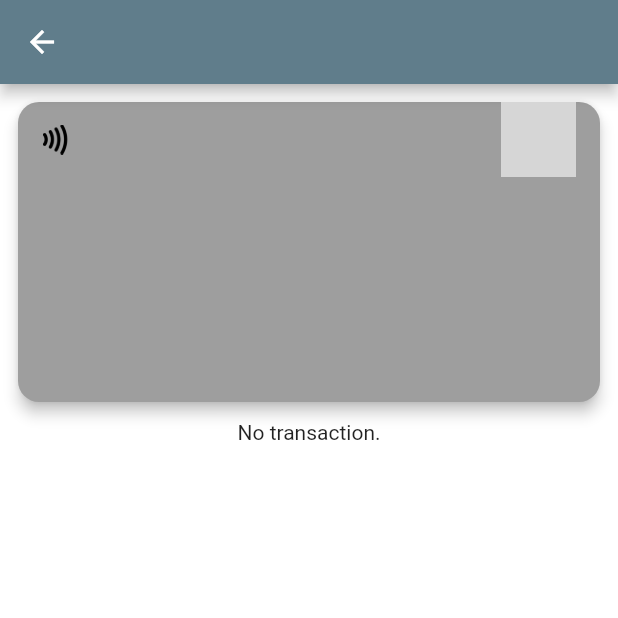
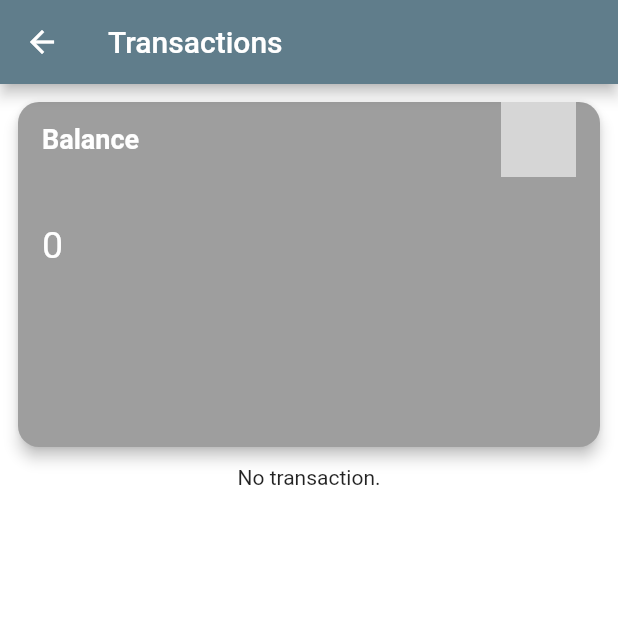
Before and after one commit to creammtk/flutter_mobile_app, a Flutter app: the TransactionFullPage screen opened directly with empty values, on a phone screen of 412 x 824 dp, the top half of it. Run offline on Flutter 3.47's test engine with Material 2 defaults, Android fonts, the phone set to English and light mode, and no system bars; our stand-ins replace cloud_firestore, firebase_auth, firebase_core, flutter_rating_bar; missing offline and left inert: dart:ffi; accounts and stored records are empty; Roboto replaces fonts that are missing (CourrierPrime); project files that could hold a hidden picture were left out; grey boxes are pictures that could not be loaded.

Commit message:
almost finish but providerTT

```diff
--- a/montakarn_final_app/lib/main.dart
+++ b/montakarn_final_app/lib/main.dart
@@ -82,7 +82,7 @@ class _MyHomePageState extends State<MyHomePage> {
               child: TabBarView(
                 children: [
                   DisplayScreen(),
-                  DisplayScreen(),
+                  Center(child: Text('Activity')),
                 ],
               )
             )
--- a/montakarn_final_app/lib/transaction.dart
+++ b/montakarn_final_app/lib/transaction.dart
@@ -4,13 +4,18 @@ import 'package:cloud_firestore/cloud_firestore.dart';
 import 'package:final_app/add_new_card.dart';
 import 'package:firebase_core/firebase_core.dart';
 import 'package:flutter/material.dart';
-
+import 'package:provider/provider.dart';
 
 class TransactionFullPage extends StatelessWidget {
-
-  const TransactionFullPage({super.key, required this.cardNumber, required this.cardExpiration, required this.color});
+  const TransactionFullPage(
+      {super.key,
+      required this.cardNumber,
+      required this.cardExpiration,
+      required this.cardCVV,
+      required this.color});
 
   final String cardNumber;
+  final String cardCVV;
   final String cardExpiration;
   final Color color;
   @override
@@ -18,18 +23,24 @@ class TransactionFullPage extends StatelessWidget {
     return Scaffold(
       backgroundColor: Colors.white,
       appBar: AppBar(
-
+        title: Text('Transactions'),
       ),
-      body: TransactionList(cardNumber: cardNumber, cardExpiration: cardExpiration, color: color),
+      body: TransactionList(
+          cardNumber: cardNumber, cardExpiration: cardExpiration, color: color, cardCVV: cardCVV),
     );
   }
 }
+
 class TransactionList extends StatefulWidget {
-
-
-  const TransactionList({super.key, required this.cardNumber, required this.cardExpiration, required this.color});
+  const TransactionList(
+      {super.key,
+      required this.cardNumber,
+      required this.cardExpiration,
+      required this.cardCVV,
+      required this.color});
 
   final String cardNumber;
+  final String cardCVV;
   final String cardExpiration;
   final Color color;
 
@@ -38,9 +49,6 @@ class TransactionList extends StatefulWidget {
 }
 
 class _TransactionState extends State<TransactionList> {
-
-
-
   @override
   Widget build(BuildContext context) {
     return StreamBuilder(
@@ -51,11 +59,55 @@ class _TransactionState extends State<TransactionList> {
         builder: (context, AsyncSnapshot<QuerySnapshot> snapshot) {
           if (!snapshot.hasData) {
             return Center(
-              child: CircularProgressIndicator(),);
+              child: CircularProgressIndicator(),
+            );
           }
-          if (snapshot.data!.docs.toList().isEmpty)
-          {
-            return
+          if (snapshot.data!.docs.toList().isEmpty) {
+            return Column(
+              crossAxisAlignment: CrossAxisAlignment.start,
+              children: [
+                Padding(
+                  padding: const EdgeInsets.all(8.0),
+                  child: _buildCreditCard(
+                    color: widget.color,
+                    cardExpiration: widget.cardExpiration,
+                    cardNumber: widget.cardNumber,
+                    cardCVV: widget.cardCVV,
+                    totalAmount: 0,
+                  ),
+                ),
+                Center(child: Text('No transaction.'))
+              ],
+            );
+          }
+          final amountList = snapshot.data!.docs.toList().map((element) => element['Amount']);
+          final totalAmount = amountList.reduce((value, element) => value + element) as int;
+
+          return ListView(
+            children: [
+              Row(
+                crossAxisAlignment: CrossAxisAlignment.start,
+                mainAxisAlignment: MainAxisAlignment.spaceBetween,
+                children: [
+                  _buildTitleSection(
+                      title: 'Hello Cream', subtitle: 'Welcome back...'),
+                  Padding(
+                    padding: const EdgeInsets.only(
+                        right: 20.0, top: 16.0, bottom: 20.0),
+                    child: FloatingActionButton.small(
+                      child: const Icon(Icons.add),
+                      backgroundColor: Colors.blueGrey,
+                      onPressed: () {
+                        Navigator.push(
+                          context,
+                          MaterialPageRoute(
+                              builder: (context) => AddNewCardState()),
+                        );
+                      },
+                    ),
+                  ),
+                ],
+              ),
               Column(
                 crossAxisAlignment: CrossAxisAlignment.start,
                 children: [
@@ -65,35 +117,16 @@ class _TransactionState extends State<TransactionList> {
                         color: widget.color,
                         cardExpiration: widget.cardExpiration,
                         cardNumber: widget.cardNumber,
+                        cardCVV: widget.cardCVV,
+                        totalAmount: totalAmount,
                         ),
                   ),
-                  Center(
-              child: Text(
-                'No transaction.'
-              )
-                  )
-                ],
-              );
-          }
-          return ListView(
-            children: [
-              Column(
-                crossAxisAlignment: CrossAxisAlignment.start,
-                children: [
-                  Padding(
-                    padding: const EdgeInsets.all(8.0),
-                    child: _buildCreditCard(
-                      color: widget.color,
-                      cardExpiration: widget.cardExpiration,
-                      cardNumber: widget.cardNumber,
-                    ),
-                  ),
-
                 ],
               ),
               const Padding(
-                padding: EdgeInsets.all(8.0),
-                child: Text('Recent Transactions',
+                padding: EdgeInsets.only(left: 16.0, bottom: 20.0, top: 20.0),
+                child: Text(
+                  'Recent Transactions',
                   style: TextStyle(fontSize: 20.0, fontWeight: FontWeight.bold),
                 ),
               ),
@@ -106,28 +139,25 @@ class _TransactionState extends State<TransactionList> {
               }).toList()
             ],
           );
-        }
-    );
+        });
   }
 }
 
- Widget _buildTransactionCard(
-      {
+Widget _buildTransactionCard({
   required String Type,
   required String TransactionId,
   required int Amount,
-      })
-
-      {
+}) {
   var bgColorSets = {
-      'Shopping': Color.fromARGB(255, 101, 205, 94),
+    'Shopping': Color.fromARGB(255, 164, 97, 172),
     'Netflix': Color.fromARGB(255, 206, 94, 94),
     'Salary': Color.fromARGB(255, 88, 199, 198),
+    'Lineman': Color.fromARGB(255, 86, 205, 77),
+    'Prize': Color.fromARGB(255, 202, 190, 62),
   };
   return Card(
       color: bgColorSets[Type],
-        shape:
-            RoundedRectangleBorder(borderRadius: BorderRadius.circular(50.0)),
+      shape: RoundedRectangleBorder(borderRadius: BorderRadius.circular(50.0)),
       child: Container(
         height: 120,
         width: 400,
@@ -143,10 +173,7 @@ class _TransactionState extends State<TransactionList> {
                 Center(
                   child: Padding(
                     padding: const EdgeInsets.only(left: 5, right: 35),
-                      child: Icon(
-                        size: 40,
-                        Icons.wallet
-                        ),
+                    child: Icon(size: 40, Icons.wallet),
                   ),
                 ),
                 Padding(
@@ -155,14 +182,12 @@ class _TransactionState extends State<TransactionList> {
                     crossAxisAlignment: CrossAxisAlignment.start,
                     mainAxisAlignment: MainAxisAlignment.spaceBetween,
                     children: [
-                        Text(
-                          Type,
+                      Text(Type,
                           style: TextStyle(
                               color: Colors.black87,
                               fontSize: 18,
                               fontWeight: FontWeight.bold)),
-                        Text(
-                          TransactionId,
+                      Text(TransactionId,
                           style: TextStyle(
                               color: Colors.black45,
                               fontSize: 10,
@@ -175,7 +200,9 @@ class _TransactionState extends State<TransactionList> {
                   crossAxisAlignment: CrossAxisAlignment.start,
                   children: [
                     Text(
-                        Amount < 0? "-\$"+(-Amount).toString(): "\$"+Amount.toString(),
+                        Amount < 0
+                            ? "-\$" + (-Amount).toString()
+                            : "\$" + Amount.toString(),
                         style: TextStyle(
                             color: Colors.black,
                             fontSize: 20,
@@ -189,16 +216,21 @@ class _TransactionState extends State<TransactionList> {
       ));
 }
 
+
 Widget _buildCreditCard(
     {required Color color,
     required String cardNumber,
-      required String cardExpiration}) {
+    required String cardExpiration,
+    required String cardCVV,
+    required int totalAmount,
+    }
+    ) {
   return Card(
     elevation: 4.0,
     color: color,
     shape: RoundedRectangleBorder(borderRadius: BorderRadius.circular(14.0)),
     child: Container(
-        height: 200,
+      height: 230,
       padding: const EdgeInsets.only(left: 16.0, right: 16.0, bottom: 22.0),
       child: Column(
         crossAxisAlignment: CrossAxisAlignment.start,
@@ -208,19 +240,29 @@ class _TransactionState extends State<TransactionList> {
           Padding(
             padding: const EdgeInsets.only(top: 16.0),
             child: Text(
+              totalAmount.toString(),
+              style: TextStyle(
+                  color: Colors.white,
+                  fontSize: 25,
+                  fontFamily: 'CourrierPrime'),
+            ),
+          ),
+          Padding(
+            padding: const EdgeInsets.only(top: 16.0),
+            child: Text(
               cardNumber,
               style: TextStyle(
                   color: Colors.white,
-                    fontSize: 18,
+                  fontSize: 20,
                   fontFamily: 'CourrierPrime'),
             ),
           ),
           Row(
-              // crossAxisAlignment: CrossAxisAlignment.end,
-              mainAxisAlignment: MainAxisAlignment.end,
+            crossAxisAlignment: CrossAxisAlignment.start,
+            mainAxisAlignment: MainAxisAlignment.spaceBetween,
             children: <Widget>[
-                _buildingDetailBlock(
-                    label: 'VALID THRU', value: cardExpiration),
+              _buildingDetailBlock(label: 'CVV', value: cardCVV),
+              _buildingDetailBlock(label: 'VALID THRU', value: cardExpiration),
             ],
           )
         ],
@@ -251,7 +293,11 @@ class _TransactionState extends State<TransactionList> {
   return Row(
     mainAxisAlignment: MainAxisAlignment.spaceBetween,
     children: <Widget>[
-        Image.asset("images/contact.png", height: 20, width: 18),
+      Text(
+        'Balance',
+        style: TextStyle(
+            color: Colors.white, fontSize: 18, fontWeight: FontWeight.bold),
+      ),
       Image.asset("images/master.png", height: 50, width: 50)
     ],
   );
@@ -262,36 +308,19 @@ Widget _buildTitleSection({required title, required subtitle}) {
     crossAxisAlignment: CrossAxisAlignment.start,
     children: <Widget>[
       Padding(
-        padding: const EdgeInsets.only(left: 8.0, top: 6.0),
+        padding: const EdgeInsets.only(left: 16.0, top: 16.0),
         child: Text(
           '$title',
-          style: TextStyle(fontSize: 30.0, fontWeight: FontWeight.bold),
+          style: TextStyle(fontSize: 23.0, fontWeight: FontWeight.bold),
         ),
       ),
       Padding(
-        padding: const EdgeInsets.only(left: 8.0, bottom: 16.0),
+        padding: const EdgeInsets.only(left: 16.0, bottom: 16.0),
         child: Text(
           '$subtitle',
-          style: TextStyle(fontSize: 21.0, color: Colors.black45),
+          style: TextStyle(fontSize: 18.0, color: Colors.black45),
         ),
       )
     ],
   );
 }
-
-//   class TransactionModel extends ChangeNotifier {
-//   String _cardType = '';
-//   int _Amount = 0;
-//  get cardType => this._cardType;
-//  set cardType(value){
-//   this._cardType = value;
-//   notifyListeners();
-//  }
-
-//  get Amount => this._Amount;
-//  set Amount(value){
-//   this._Amount = value;
-//   notifyListeners();
-//  }
-
-// }
```
Also changed, not shown: montakarn_final_app/lib/add_new_card.dart (+0 -25 lines), montakarn_final_app/lib/display_data.dart (+6 -5 lines). Lines whose indentation alone changed are shown as unchanged.
